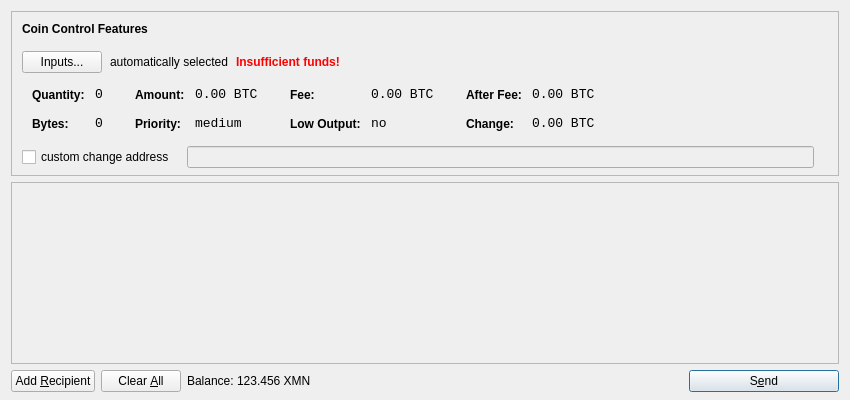
Old version of the form src/qt/forms/sendcoinsdialog.ui in the repository firoorg/firo.
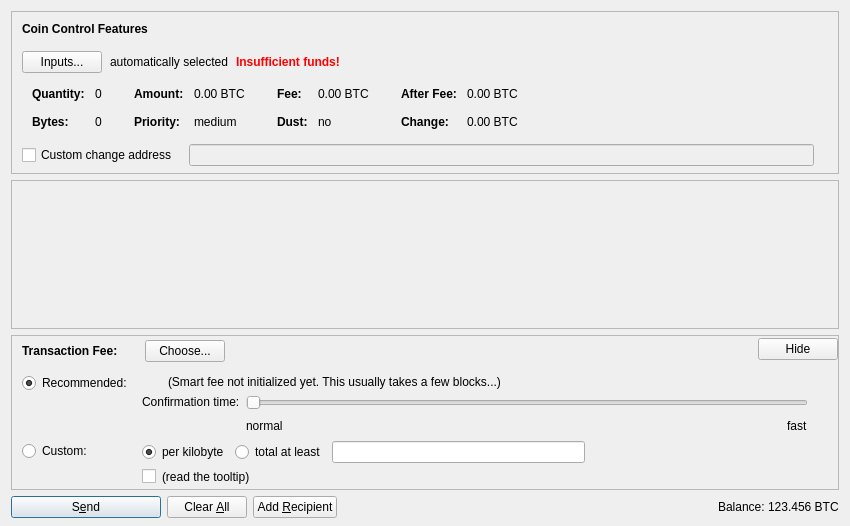
New version of the form. Icons and pictures are not drawn. Custom widgets are drawn as their Qt base class.

Commit message: init bitcoin core 0.13

Patch:
```diff
--- a/src/qt/forms/sendcoinsdialog.ui
+++ b/src/qt/forms/sendcoinsdialog.ui
@@ -7,13 +7,13 @@
     <x>0</x>
     <y>0</y>
     <width>850</width>
-    <height>400</height>
+    <height>526</height>
    </rect>
   </property>
   <property name="windowTitle">
    <string>Send Coins</string>
   </property>
-  <layout class="QVBoxLayout" name="verticalLayout" stretch="0,1,0">
+  <layout class="QVBoxLayout" name="verticalLayout" stretch="0,1,0,0">
    <property name="bottomMargin">
     <number>8</number>
    </property>
@@ -39,7 +39,7 @@
      </property>
      <layout class="QVBoxLayout" name="verticalLayoutCoinControl2">
       <property name="spacing">
-       <number>6</number>
+       <number>0</number>
       </property>
       <property name="leftMargin">
        <number>0</number>
@@ -215,8 +215,11 @@
                </property>
                <item row="0" column="0">
                 <widget class="QLabel" name="labelCoinControlQuantityText">
-                 <property name="styleSheet">
-                  <string notr="true">font-weight:bold;</string>
+                 <property name="font">
+                  <font>
+                   <weight>75</weight>
+                   <bold>true</bold>
+                  </font>
                  </property>
                  <property name="text">
                   <string>Quantity:</string>
@@ -228,12 +231,6 @@
                </item>
                <item row="0" column="1">
                 <widget class="QLabel" name="labelCoinControlQuantity">
-                 <property name="font">
-                  <font>
-                   <family>Monospace</family>
-                   <pointsize>10</pointsize>
-                  </font>
-                 </property>
                  <property name="cursor">
                   <cursorShape>IBeamCursor</cursorShape>
                  </property>
@@ -253,8 +250,11 @@
                </item>
                <item row="1" column="0">
                 <widget class="QLabel" name="labelCoinControlBytesText">
-                 <property name="styleSheet">
-                  <string notr="true">font-weight:bold;</string>
+                 <property name="font">
+                  <font>
+                   <weight>75</weight>
+                   <bold>true</bold>
+                  </font>
                  </property>
                  <property name="text">
                   <string>Bytes:</string>
@@ -263,12 +263,6 @@
                </item>
                <item row="1" column="1">
                 <widget class="QLabel" name="labelCoinControlBytes">
-                 <property name="font">
-                  <font>
-                   <family>Monospace</family>
-                   <pointsize>10</pointsize>
-                  </font>
-                 </property>
                  <property name="cursor">
                   <cursorShape>IBeamCursor</cursorShape>
                  </property>
@@ -304,8 +298,11 @@
                </property>
                <item row="0" column="0">
                 <widget class="QLabel" name="labelCoinControlAmountText">
-                 <property name="styleSheet">
-                  <string notr="true">font-weight:bold;</string>
+                 <property name="font">
+                  <font>
+                   <weight>75</weight>
+                   <bold>true</bold>
+                  </font>
                  </property>
                  <property name="text">
                   <string>Amount:</string>
@@ -317,12 +314,6 @@
                </item>
                <item row="0" column="1">
                 <widget class="QLabel" name="labelCoinControlAmount">
-                 <property name="font">
-                  <font>
-                   <family>Monospace</family>
-                   <pointsize>10</pointsize>
-                  </font>
-                 </property>
                  <property name="cursor">
                   <cursorShape>IBeamCursor</cursorShape>
                  </property>
@@ -339,8 +330,11 @@
                </item>
                <item row="1" column="0">
                 <widget class="QLabel" name="labelCoinControlPriorityText">
-                 <property name="styleSheet">
-                  <string notr="true">font-weight:bold;</string>
+                 <property name="font">
+                  <font>
+                   <weight>75</weight>
+                   <bold>true</bold>
+                  </font>
                  </property>
                  <property name="text">
                   <string>Priority:</string>
@@ -349,12 +343,6 @@
                </item>
                <item row="1" column="1">
                 <widget class="QLabel" name="labelCoinControlPriority">
-                 <property name="font">
-                  <font>
-                   <family>Monospace</family>
-                   <pointsize>10</pointsize>
-                  </font>
-                 </property>
                  <property name="cursor">
                   <cursorShape>IBeamCursor</cursorShape>
                  </property>
@@ -390,8 +378,11 @@
                </property>
                <item row="0" column="0">
                 <widget class="QLabel" name="labelCoinControlFeeText">
-                 <property name="styleSheet">
-                  <string notr="true">font-weight:bold;</string>
+                 <property name="font">
+                  <font>
+                   <weight>75</weight>
+                   <bold>true</bold>
+                  </font>
                  </property>
                  <property name="text">
                   <string>Fee:</string>
@@ -403,12 +394,6 @@
                </item>
                <item row="0" column="1">
                 <widget class="QLabel" name="labelCoinControlFee">
-                 <property name="font">
-                  <font>
-                   <family>Monospace</family>
-                   <pointsize>10</pointsize>
-                  </font>
-                 </property>
                  <property name="cursor">
                   <cursorShape>IBeamCursor</cursorShape>
                  </property>
@@ -425,22 +410,19 @@
                </item>
                <item row="1" column="0">
                 <widget class="QLabel" name="labelCoinControlLowOutputText">
-                 <property name="styleSheet">
-                  <string notr="true">font-weight:bold;</string>
+                 <property name="font">
+                  <font>
+                   <weight>75</weight>
+                   <bold>true</bold>
+                  </font>
                  </property>
                  <property name="text">
-                  <string>Low Output:</string>
+                  <string>Dust:</string>
                  </property>
                 </widget>
                </item>
                <item row="1" column="1">
                 <widget class="QLabel" name="labelCoinControlLowOutput">
-                 <property name="font">
-                  <font>
-                   <family>Monospace</family>
-                   <pointsize>10</pointsize>
-                  </font>
-                 </property>
                  <property name="cursor">
                   <cursorShape>IBeamCursor</cursorShape>
                  </property>
@@ -476,8 +458,11 @@
                </property>
                <item row="0" column="0">
                 <widget class="QLabel" name="labelCoinControlAfterFeeText">
-                 <property name="styleSheet">
-                  <string notr="true">font-weight:bold;</string>
+                 <property name="font">
+                  <font>
+                   <weight>75</weight>
+                   <bold>true</bold>
+                  </font>
                  </property>
                  <property name="text">
                   <string>After Fee:</string>
@@ -489,12 +474,6 @@
                </item>
                <item row="0" column="1">
                 <widget class="QLabel" name="labelCoinControlAfterFee">
-                 <property name="font">
-                  <font>
-                   <family>Monospace</family>
-                   <pointsize>10</pointsize>
-                  </font>
-                 </property>
                  <property name="cursor">
                   <cursorShape>IBeamCursor</cursorShape>
                  </property>
@@ -511,8 +490,11 @@
                </item>
                <item row="1" column="0">
                 <widget class="QLabel" name="labelCoinControlChangeText">
-                 <property name="styleSheet">
-                  <string notr="true">font-weight:bold;</string>
+                 <property name="font">
+                  <font>
+                   <weight>75</weight>
+                   <bold>true</bold>
+                  </font>
                  </property>
                  <property name="text">
                   <string>Change:</string>
@@ -521,12 +503,6 @@
                </item>
                <item row="1" column="1">
                 <widget class="QLabel" name="labelCoinControlChange">
-                 <property name="font">
-                  <font>
-                   <family>Monospace</family>
-                   <pointsize>10</pointsize>
-                  </font>
-                 </property>
                  <property name="cursor">
                   <cursorShape>IBeamCursor</cursorShape>
                  </property>
@@ -565,7 +541,7 @@
           <item>
            <widget class="QCheckBox" name="checkBoxCoinControlChange">
             <property name="text">
-             <string>custom change address</string>
+             <string>Custom change address</string>
             </property>
            </widget>
           </item>
@@ -635,10 +611,10 @@
         <x>0</x>
         <y>0</y>
         <width>830</width>
-        <height>152</height>
+        <height>104</height>
        </rect>
       </property>
-      <layout class="QVBoxLayout" name="verticalLayout_2">
+      <layout class="QVBoxLayout" name="verticalLayout_2" stretch="0,1">
        <property name="leftMargin">
         <number>0</number>
        </property>
@@ -675,15 +651,552 @@
      </widget>
     </widget>
    </item>
+   <item>
+    <widget class="QFrame" name="frameFee">
+     <property name="sizePolicy">
+      <sizepolicy hsizetype="Expanding" vsizetype="Expanding">
+       <horstretch>0</horstretch>
+       <verstretch>0</verstretch>
+      </sizepolicy>
+     </property>
+     <property name="maximumSize">
+      <size>
+       <width>16777215</width>
+       <height>16777215</height>
+      </size>
+     </property>
+     <property name="frameShape">
+      <enum>QFrame::StyledPanel</enum>
+     </property>
+     <property name="frameShadow">
+      <enum>QFrame::Sunken</enum>
+     </property>
+     <layout class="QVBoxLayout" name="verticalLayoutFee1">
+      <property name="spacing">
+       <number>0</number>
+      </property>
+      <property name="leftMargin">
+       <number>0</number>
+      </property>
+      <property name="topMargin">
+       <number>0</number>
+      </property>
+      <property name="rightMargin">
+       <number>0</number>
+      </property>
+      <property name="bottomMargin">
+       <number>0</number>
+      </property>
+      <item>
+       <layout class="QVBoxLayout" name="verticalLayoutFee2" stretch="0,0,0">
+        <property name="spacing">
+         <number>0</number>
+        </property>
+        <property name="leftMargin">
+         <number>10</number>
+        </property>
+        <property name="topMargin">
+         <number>0</number>
+        </property>
+        <item>
+         <layout class="QHBoxLayout" name="horizontalLayoutFee1">
+          <property name="bottomMargin">
+           <number>0</number>
+          </property>
+          <item>
+           <layout class="QVBoxLayout" name="verticalLayoutFee7">
+            <property name="spacing">
+             <number>0</number>
+            </property>
+            <item>
+             <spacer name="verticalSpacerSmartFee">
+              <property name="orientation">
+               <enum>Qt::Vertical</enum>
+              </property>
+              <property name="sizeType">
+               <enum>QSizePolicy::Fixed</enum>
+              </property>
+              <property name="sizeHint" stdset="0">
+               <size>
+                <width>1</width>
+                <height>4</height>
+               </size>
+              </property>
+             </spacer>
+            </item>
+            <item>
+             <layout class="QHBoxLayout" name="horizontalLayoutSmartFee">
+              <property name="spacing">
+               <number>10</number>
+              </property>
+              <item>
+               <widget class="QLabel" name="labelFeeHeadline">
+                <property name="sizePolicy">
+                 <sizepolicy hsizetype="Preferred" vsizetype="Maximum">
+                  <horstretch>0</horstretch>
+                  <verstretch>0</verstretch>
+                 </sizepolicy>
+                </property>
+                <property name="font">
+                 <font>
+                  <weight>75</weight>
+                  <bold>true</bold>
+                 </font>
+                </property>
+                <property name="styleSheet">
+                 <string notr="true">font-weight:bold;</string>
+                </property>
+                <property name="text">
+                 <string>Transaction Fee:</string>
+                </property>
+               </widget>
+              </item>
+              <item>
+               <widget class="QLabel" name="labelFeeMinimized">
+                <property name="text">
+                 <string/>
+                </property>
+               </widget>
+              </item>
+              <item>
+               <widget class="QPushButton" name="buttonChooseFee">
+                <property name="text">
+                 <string>Choose...</string>
+                </property>
+               </widget>
+              </item>
+             </layout>
+            </item>
+            <item>
+             <spacer name="verticalSpacer_5">
+              <property name="orientation">
+               <enum>Qt::Vertical</enum>
+              </property>
+              <property name="sizeHint" stdset="0">
+               <size>
+                <width>1</width>
+                <height>1</height>
+               </size>
+              </property>
+             </spacer>
+            </item>
+           </layout>
+          </item>
+          <item>
+           <spacer name="horizontalSpacer_4">
+            <property name="orientation">
+             <enum>Qt::Horizontal</enum>
+            </property>
+            <property name="sizeHint" stdset="0">
+             <size>
+              <width>40</width>
+              <height>20</height>
+             </size>
+            </property>
+           </spacer>
+          </item>
+          <item>
+           <widget class="QPushButton" name="buttonMinimizeFee">
+            <property name="toolTip">
+             <string>collapse fee-settings</string>
+            </property>
+            <property name="text">
+             <string>Hide</string>
+            </property>
+           </widget>
+          </item>
+         </layout>
+        </item>
+        <item>
+         <widget class="QFrame" name="frameFeeSelection">
+          <layout class="QVBoxLayout" name="verticalLayoutFee12">
+           <property name="spacing">
+            <number>0</number>
+           </property>
+           <property name="leftMargin">
+            <number>0</number>
+           </property>
+           <property name="topMargin">
+            <number>0</number>
+           </property>
+           <property name="rightMargin">
+            <number>0</number>
+           </property>
+           <property name="bottomMargin">
+            <number>0</number>
+           </property>
+           <item>
+            <layout class="QGridLayout" name="gridLayoutFee">
+             <property name="topMargin">
+              <number>10</number>
+             </property>
+             <property name="bottomMargin">
+              <number>4</number>
+             </property>
+             <property name="horizontalSpacing">
+              <number>10</number>
+             </property>
+             <property name="verticalSpacing">
+              <number>4</number>
+             </property>
+             <item row="1" column="1">
+              <layout class="QVBoxLayout" name="verticalLayoutFee8">
+               <property name="spacing">
+                <number>6</number>
+               </property>
+               <item>
+                <layout class="QHBoxLayout" name="horizontalLayoutFee13">
+                 <item>
+                  <widget class="QRadioButton" name="radioCustomPerKilobyte">
+                   <property name="toolTip">
+                    <string>If the custom fee is set to 1000 satoshis and the transaction is only 250 bytes, then &quot;per kilobyte&quot; only pays 250 satoshis in fee, while &quot;total at least&quot; pays 1000 satoshis. For transactions bigger than a kilobyte both pay by kilobyte.</string>
+                   </property>
+                   <property name="text">
+                    <string>per kilobyte</string>
+                   </property>
+                   <property name="checked">
+                    <bool>true</bool>
+                   </property>
+                   <attribute name="buttonGroup">
+                    <string notr="true">groupCustomFee</string>
+                   </attribute>
+                  </widget>
+                 </item>
+                 <item>
+                  <widget class="QRadioButton" name="radioCustomAtLeast">
+                   <property name="toolTip">
+                    <string>If the custom fee is set to 1000 satoshis and the transaction is only 250 bytes, then &quot;per kilobyte&quot; only pays 250 satoshis in fee, while &quot;total at least&quot; pays 1000 satoshis. For transactions bigger than a kilobyte both pay by kilobyte.</string>
+                   </property>
+                   <property name="text">
+                    <string>total at least</string>
+                   </property>
+                   <attribute name="buttonGroup">
+                    <string notr="true">groupCustomFee</string>
+                   </attribute>
+                  </widget>
+                 </item>
+                 <item>
+                  <widget class="BitcoinAmountField" name="customFee"/>
+                 </item>
+                 <item>
+                  <spacer name="horizontalSpacer_6">
+                   <property name="orientation">
+                    <enum>Qt::Horizontal</enum>
+                   </property>
+                   <property name="sizeHint" stdset="0">
+                    <size>
+                     <width>1</width>
+                     <height>1</height>
+                    </size>
+                   </property>
+                  </spacer>
+                 </item>
+                </layout>
+               </item>
+               <item>
+                <layout class="QHBoxLayout" name="horizontalLayoutFee8">
+                 <item>
+                  <widget class="QCheckBox" name="checkBoxMinimumFee">
+                   <property name="toolTip">
+                    <string>Paying only the minimum fee is just fine as long as there is less transaction volume than space in the blocks. But be aware that this can end up in a never confirming transaction once there is more demand for bitcoin transactions than the network can process.</string>
+                   </property>
+                   <property name="text">
+                    <string/>
+                   </property>
+                  </widget>
+                 </item>
+                 <item>
+                  <widget class="QLabel" name="labelMinFeeWarning">
+                   <property name="enabled">
+                    <bool>true</bool>
+                   </property>
+                   <property name="toolTip">
+                    <string>Paying only the minimum fee is just fine as long as there is less transaction volume than space in the blocks. But be aware that this can end up in a never confirming transaction once there is more demand for bitcoin transactions than the network can process.</string>
+                   </property>
+                   <property name="text">
+                    <string>(read the tooltip)</string>
+                   </property>
+                   <property name="margin">
+                    <number>5</number>
+                   </property>
+                  </widget>
+                 </item>
+                 <item>
+                  <spacer name="horizontalSpacer_2">
+                   <property name="orientation">
+                    <enum>Qt::Horizontal</enum>
+                   </property>
+                   <property name="sizeHint" stdset="0">
+                    <size>
+                     <width>1</width>
+                     <height>1</height>
+                    </size>
+                   </property>
+                  </spacer>
+                 </item>
+                </layout>
+               </item>
+              </layout>
+             </item>
+             <item row="0" column="0">
+              <layout class="QVBoxLayout" name="verticalLayoutFee4" stretch="0,1">
+               <item>
+                <widget class="QRadioButton" name="radioSmartFee">
+                 <property name="text">
+                  <string>Recommended:</string>
+                 </property>
+                 <property name="checked">
+                  <bool>true</bool>
+                 </property>
+                 <attribute name="buttonGroup">
+                  <string notr="true">groupFee</string>
+                 </attribute>
+                </widget>
+               </item>
+               <item>
+                <spacer name="verticalSpacer_2">
+                 <property name="orientation">
+                  <enum>Qt::Vertical</enum>
+                 </property>
+                 <property name="sizeHint" stdset="0">
+                  <size>
+                   <width>1</width>
+                   <height>1</height>
+                  </size>
+                 </property>
+                </spacer>
+               </item>
+              </layout>
+             </item>
+             <item row="1" column="0">
+              <layout class="QVBoxLayout" name="verticalLayoutFee9" stretch="0,1">
+               <item>
+                <widget class="QRadioButton" name="radioCustomFee">
+                 <property name="text">
+                  <string>Custom:</string>
+                 </property>
+                 <attribute name="buttonGroup">
+                  <string notr="true">groupFee</string>
+                 </attribute>
+                </widget>
+               </item>
+               <item>
+                <spacer name="verticalSpacer_6">
+                 <property name="orientation">
+                  <enum>Qt::Vertical</enum>
+                 </property>
+                 <property name="sizeHint" stdset="0">
+                  <size>
+                   <width>1</width>
+                   <height>1</height>
+                  </size>
+                 </property>
+                </spacer>
+               </item>
+              </layout>
+             </item>
+             <item row="0" column="1">
+              <layout class="QVBoxLayout" name="verticalLayoutFee3" stretch="0,0,1">
+               <property name="spacing">
+                <number>6</number>
+               </property>
+               <property name="topMargin">
+                <number>2</number>
+               </property>
+               <item>
+                <layout class="QHBoxLayout" name="horizontalLayoutFee12">
+                 <item>
+                  <widget class="QLabel" name="labelSmartFee">
+                   <property name="text">
+                    <string/>
+                   </property>
+                   <property name="margin">
+                    <number>2</number>
+                   </property>
+                  </widget>
+                 </item>
+                 <item>
+                  <widget class="QLabel" name="labelFeeEstimation">
+                   <property name="text">
+                    <string/>
+                   </property>
+                  </widget>
+                 </item>
+                 <item>
+                  <widget class="QLabel" name="labelSmartFee2">
+                   <property name="text">
+                    <string>(Smart fee not initialized yet. This usually takes a few blocks...)</string>
+                   </property>
+                   <property name="margin">
+                    <number>2</number>
+                   </property>
+                  </widget>
+                 </item>
+                 <item>
+                  <spacer name="horizontalSpacer_5">
+                   <property name="orientation">
+                    <enum>Qt::Horizontal</enum>
+                   </property>
+                   <property name="sizeHint" stdset="0">
+                    <size>
+                     <width>1</width>
+                     <height>1</height>
+                    </size>
+                   </property>
+                  </spacer>
+                 </item>
+                </layout>
+               </item>
+               <item>
+                <layout class="QHBoxLayout" name="horizontalLayoutFee9">
+                 <item>
+                  <layout class="QVBoxLayout" name="verticalLayoutFee6">
+                   <item>
+                    <widget class="QLabel" name="labelSmartFee3">
+                     <property name="text">
+                      <string>Confirmation time:</string>
+                     </property>
+                     <property name="margin">
+                      <number>2</number>
+                     </property>
+                    </widget>
+                   </item>
+                   <item>
+                    <spacer name="verticalSpacer_3">
+                     <property name="orientation">
+                      <enum>Qt::Vertical</enum>
+                     </property>
+                     <property name="sizeHint" stdset="0">
+                      <size>
+                       <width>1</width>
+                       <height>1</height>
+                      </size>
+                     </property>
+                    </spacer>
+                   </item>
+                  </layout>
+                 </item>
+                 <item>
+                  <layout class="QVBoxLayout" name="verticalLayoutFee5">
+                   <property name="rightMargin">
+                    <number>30</number>
+                   </property>
+                   <item>
+                    <widget class="QSlider" name="sliderSmartFee">
+                     <property name="minimum">
+                      <number>0</number>
+                     </property>
+                     <property name="maximum">
+                      <number>24</number>
+                     </property>
+                     <property name="pageStep">
+                      <number>1</number>
+                     </property>
+                     <property name="value">
+                      <number>0</number>
+                     </property>
+                     <property name="orientation">
+                      <enum>Qt::Horizontal</enum>
+                     </property>
+                     <property name="invertedAppearance">
+                      <bool>false</bool>
+                     </property>
+                     <property name="invertedControls">
+                      <bool>false</bool>
+                     </property>
+                     <property name="tickPosition">
+                      <enum>QSlider::NoTicks</enum>
+                     </property>
+                    </widget>
+                   </item>
+                   <item>
+                    <layout class="QHBoxLayout" name="horizontalLayoutFee10">
+                     <item>
+                      <widget class="QLabel" name="labelSmartFeeNormal">
+                       <property name="text">
+                        <string>normal</string>
+                       </property>
+                      </widget>
+                     </item>
+                     <item>
+                      <spacer name="horizontalSpacer_3">
+                       <property name="orientation">
+                        <enum>Qt::Horizontal</enum>
+                       </property>
+                       <property name="sizeHint" stdset="0">
+                        <size>
+                         <width>40</width>
+                         <height>20</height>
+                        </size>
+                       </property>
+                      </spacer>
+                     </item>
+                     <item>
+                      <widget class="QLabel" name="labelSmartFeeFast">
+                       <property name="text">
+                        <string>fast</string>
+                       </property>
+                      </widget>
+                     </item>
+                    </layout>
+                   </item>
+                  </layout>
+                 </item>
+                </layout>
+               </item>
+               <item>
+                <spacer name="verticalSpacer_4">
+                 <property name="orientation">
+                  <enum>Qt::Vertical</enum>
+                 </property>
+                 <property name="sizeHint" stdset="0">
+                  <size>
+                   <width>1</width>
+                   <height>1</height>
+                  </size>
+                 </property>
+                </spacer>
+               </item>
+              </layout>
+             </item>
+            </layout>
+           </item>
+          </layout>
+         </widget>
+        </item>
+        <item>
+         <spacer name="verticalSpacerFee">
+          <property name="orientation">
+           <enum>Qt::Vertical</enum>
+          </property>
+          <property name="sizeHint" stdset="0">
+           <size>
+            <width>800</width>
+            <height>1</height>
+           </size>
+          </property>
+         </spacer>
+        </item>
+       </layout>
+      </item>
+     </layout>
+    </widget>
+   </item>
    <item>
     <layout class="QHBoxLayout" name="horizontalLayout">
      <item>
-      <widget class="QPushButton" name="addButton">
+      <widget class="QPushButton" name="sendButton">
+       <property name="minimumSize">
+        <size>
+         <width>150</width>
+         <height>0</height>
+        </size>
+       </property>
        <property name="toolTip">
         <string>Send to multiple recipients at once</string>
        </property>
        <property name="text">
-        <string>Add &amp;Recipient</string>
+        <string>S&amp;end</string>
        </property>
        <property name="icon">
         <iconset resource="../bitcoin.qrc">
@@ -692,6 +1205,9 @@
        <property name="autoDefault">
         <bool>false</bool>
        </property>
+       <property name="default">
+        <bool>true</bool>
+       </property>
       </widget>
      </item>
      <item>
@@ -715,11 +1231,38 @@
        <property name="autoRepeatDelay">
         <number>300</number>
        </property>
+      </widget>
+     </item>
+     <item>
+      <widget class="QPushButton" name="addButton">
+       <property name="toolTip">
+        <string>Send to multiple recipients at once</string>
+       </property>
+       <property name="text">
+        <string>Add &amp;Recipient</string>
+       </property>
+       <property name="icon">
+        <iconset resource="../bitcoin.qrc">
+         <normaloff>:/icons/add</normaloff>:/icons/add</iconset>
+       </property>
        <property name="autoDefault">
         <bool>false</bool>
        </property>
       </widget>
      </item>
+     <item>
+      <spacer name="horizontalSpacer">
+       <property name="orientation">
+        <enum>Qt::Horizontal</enum>
+       </property>
+       <property name="sizeHint" stdset="0">
+        <size>
+         <width>40</width>
+         <height>20</height>
+        </size>
+       </property>
+      </spacer>
+     </item>
      <item>
       <layout class="QHBoxLayout" name="horizontalLayout_2">
        <property name="spacing">
@@ -727,6 +1270,12 @@
        </property>
        <item>
         <widget class="QLabel" name="label">
+         <property name="sizePolicy">
+          <sizepolicy hsizetype="Preferred" vsizetype="Fixed">
+           <horstretch>0</horstretch>
+           <verstretch>0</verstretch>
+          </sizepolicy>
+         </property>
          <property name="text">
           <string>Balance:</string>
          </property>
@@ -734,11 +1283,17 @@
        </item>
        <item>
         <widget class="QLabel" name="labelBalance">
+         <property name="sizePolicy">
+          <sizepolicy hsizetype="Preferred" vsizetype="Fixed">
+           <horstretch>0</horstretch>
+           <verstretch>0</verstretch>
+          </sizepolicy>
+         </property>
          <property name="cursor">
           <cursorShape>IBeamCursor</cursorShape>
          </property>
          <property name="text">
-          <string>123.456 XMN</string>
+          <string notr="true">123.456 BTC</string>
          </property>
          <property name="textInteractionFlags">
           <set>Qt::LinksAccessibleByMouse|Qt::TextSelectableByKeyboard|Qt::TextSelectableByMouse</set>
@@ -747,46 +1302,23 @@
        </item>
       </layout>
      </item>
-     <item>
-      <spacer name="horizontalSpacer">
-       <property name="orientation">
-        <enum>Qt::Horizontal</enum>
-       </property>
-       <property name="sizeHint" stdset="0">
-        <size>
-         <width>40</width>
-         <height>20</height>
-        </size>
-       </property>
-      </spacer>
-     </item>
-     <item>
-      <widget class="QPushButton" name="sendButton">
-       <property name="minimumSize">
-        <size>
-         <width>150</width>
-         <height>0</height>
-        </size>
-       </property>
-       <property name="toolTip">
-        <string>Confirm the send action</string>
-       </property>
-       <property name="text">
-        <string>S&amp;end</string>
-       </property>
-       <property name="icon">
-        <iconset resource="../bitcoin.qrc">
-         <normaloff>:/icons/send</normaloff>:/icons/send</iconset>
-       </property>
-       <property name="default">
-        <bool>true</bool>
-       </property>
-      </widget>
-     </item>
     </layout>
    </item>
   </layout>
  </widget>
+ <customwidgets>
+  <customwidget>
+   <class>QValidatedLineEdit</class>
+   <extends>QLineEdit</extends>
+   <header>qvalidatedlineedit.h</header>
+  </customwidget>
+  <customwidget>
+   <class>BitcoinAmountField</class>
+   <extends>QLineEdit</extends>
+   <header>bitcoinamountfield.h</header>
+   <container>1</container>
+  </customwidget>
+ </customwidgets>
  <resources>
   <include location="../bitcoin.qrc"/>
  </resources>
```
Left out of the diff: 26 changed lines with no effect on the pictures. The commit also changes 1995 other files.
